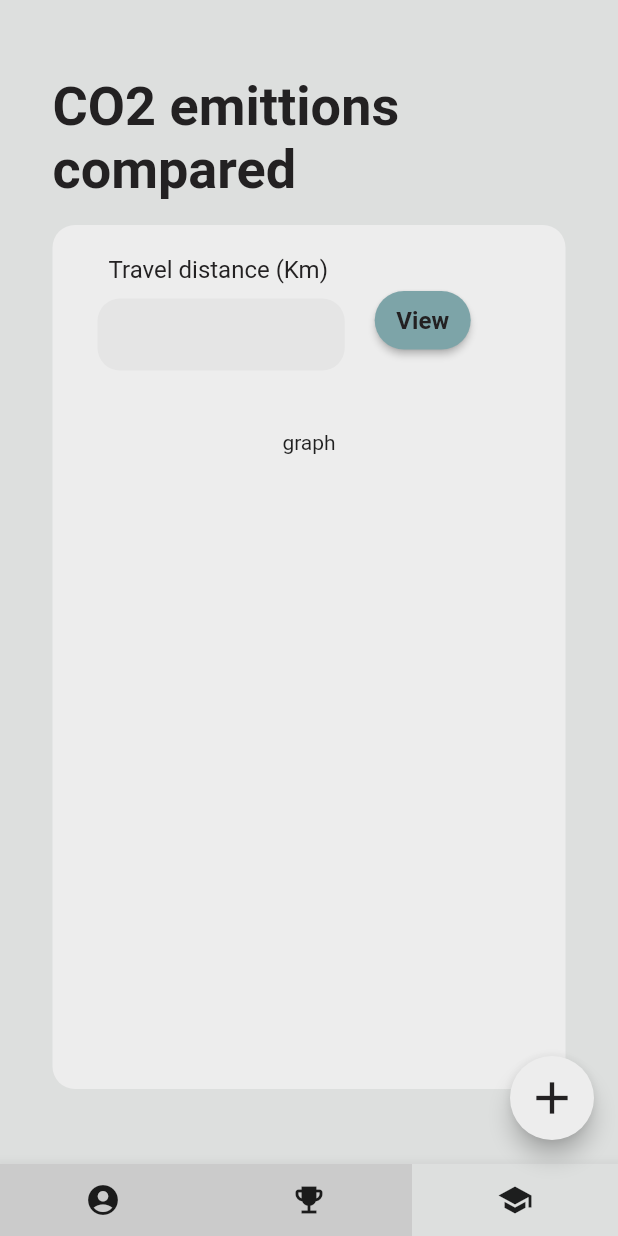
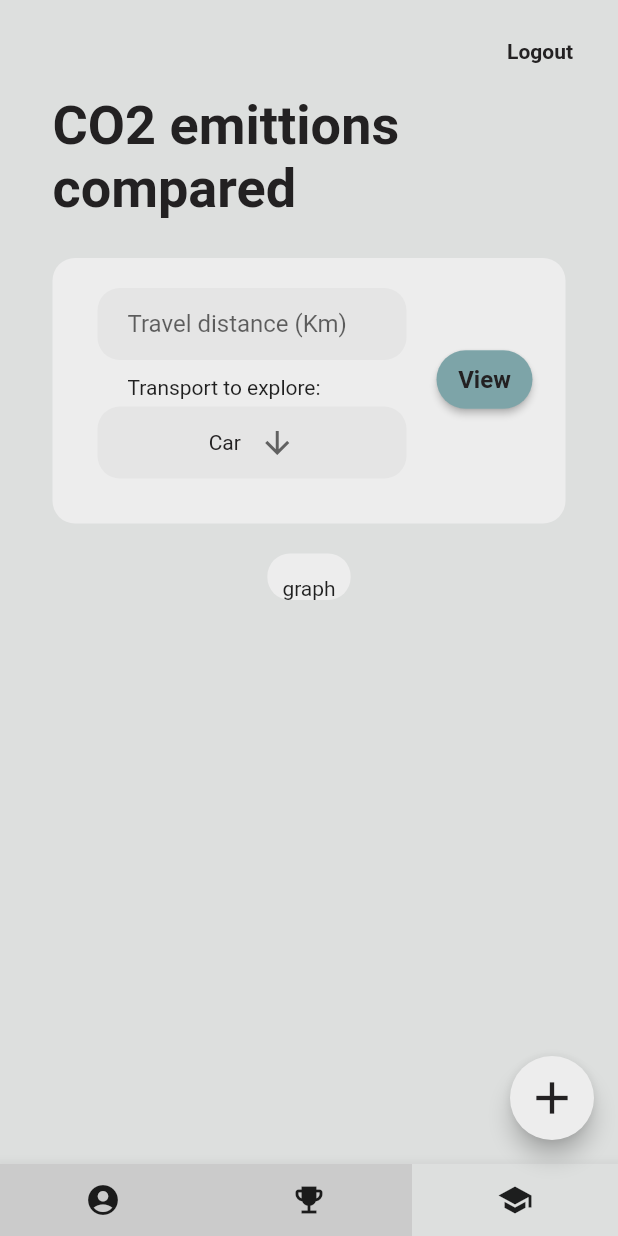
Before and after one commit to RogueTea/HCIGreenTravel, a Flutter app: the LearnPage screen opened by its route, on a phone screen of 412 x 824 dp. Run offline on Flutter 3.47's test engine with Material 2 defaults, Android fonts, the phone set to English and light mode, and no system bars.

Commit message:
Made logout buttons, added transport dropdown button on learn page

```diff
--- a/flutter_application/lib/main.dart
+++ b/flutter_application/lib/main.dart
@@ -5,6 +5,7 @@
 
 void main() {
   runApp(MaterialApp(
+    debugShowCheckedModeBanner: false,
     initialRoute: '/login',
     routes: {
       '/login': (context) => LoginPage(),
@@ -433,7 +434,21 @@
               child: Column(
             children: <Widget>[
               Container(
-                  margin: EdgeInsets.fromLTRB(50, 65, 50, 0),
+                  margin: EdgeInsets.fromLTRB(20, 10, 20, 0),
+                  alignment: Alignment.topRight,
+                  child: TextButton(
+                    child: Text("Logout",
+                        style: TextStyle(
+                          color: Color(0xff232122),
+                          fontSize: 14,
+                          fontWeight: FontWeight.bold,
+                        )),
+                    onPressed: () {
+                      Navigator.pushNamed(context, '/login');
+                    },
+                  )),
+              Container(
+                  margin: EdgeInsets.fromLTRB(50, 25, 50, 0),
                   alignment: Alignment.center,
                   child: Text("Hello, username",
                       style: TextStyle(
@@ -444,7 +459,7 @@
                   margin: EdgeInsets.fromLTRB(50, 5, 50, 0),
                   alignment: Alignment.bottomRight,
                   child: TextButton(
-                    child: Text("Edit profile ->",
+                    child: Text("Edit Profile ->",
                         style: TextStyle(
                           color: Color(0xff232122),
                           fontSize: 14,
@@ -496,7 +511,7 @@
                     borderRadius: BorderRadius.circular(15),
                   ),
                   child: TextButton(
-                    child: Text("Your weekly report ->  ",
+                    child: Text("Your Weekly Report ->  ",
                         style: TextStyle(
                           color: Color(0xff232122),
                           fontSize: 20,
@@ -519,7 +534,7 @@
                       ),
                       child: Column(
                         children: [
-                          Text("Total CO2 emittion",
+                          Text("Total CO2 Emittion",
                               style: TextStyle(
                                 color: Color(0xff232122),
                                 fontSize: 14,
@@ -1317,7 +1332,21 @@
           mainAxisAlignment: MainAxisAlignment.start,
           children: [
             Container(
-              padding: EdgeInsets.fromLTRB(50, 70, 30, 10),
+                margin: EdgeInsets.fromLTRB(20, 10, 20, 0),
+                alignment: Alignment.topRight,
+                child: TextButton(
+                  child: Text("Logout",
+                      style: TextStyle(
+                        color: Color(0xff232122),
+                        fontSize: 14,
+                        fontWeight: FontWeight.bold,
+                      )),
+                  onPressed: () {
+                    Navigator.pushNamed(context, '/login');
+                  },
+                )),
+            Container(
+              padding: EdgeInsets.fromLTRB(50, 25, 30, 10),
               alignment: Alignment.centerLeft,
               child: Text("Scoreboard",
                   style: TextStyle(
@@ -1576,7 +1605,16 @@
   }
 }
 
-class LearnPage extends StatelessWidget {
+class LearnPage extends StatefulWidget {
+  const LearnPage({Key? key}) : super(key: key);
+
+  @override
+  State<LearnPage> createState() => _LearnPageState();
+}
+
+class _LearnPageState extends State<LearnPage> {
+  String transport = 'Car';
+
   @override
   Widget build(BuildContext context) {
     double tab_width = MediaQuery.of(context).size.width / 3;
@@ -1626,12 +1664,34 @@
           ),
           color: Color(0xffCBCBCB),
         ),
-        body: Stack(
+        body: Column(
           children: [
             Container(
+                margin: EdgeInsets.fromLTRB(20, 10, 20, 0),
+                alignment: Alignment.topRight,
+                child: TextButton(
+                  child: Text("Logout",
+                      style: TextStyle(
+                        color: Color(0xff232122),
+                        fontSize: 14,
+                        fontWeight: FontWeight.bold,
+                      )),
+                  onPressed: () {
+                    Navigator.pushNamed(context, '/login');
+                  },
+                )),
+            Container(
+              padding: EdgeInsets.fromLTRB(35, 5, 30, 5),
+              child: Text("CO2 emittions compared",
+                  style: TextStyle(
+                      fontSize: 36,
+                      color: Color(0xff232122),
+                      fontWeight: FontWeight.bold)),
+            ),
+            Container(
               //width: MediaQuery.of(context).size.width * 0.8,
-              margin: EdgeInsets.fromLTRB(35, 150, 35, 50),
-              padding: EdgeInsets.fromLTRB(10, 20, 10, 20),
+              margin: EdgeInsets.fromLTRB(35, 20, 35, 20),
+              padding: EdgeInsets.fromLTRB(10, 15, 10, 0),
               decoration: BoxDecoration(
                 color: Color(0xffEDEDED),
                 borderRadius: BorderRadius.circular(15),
@@ -1643,24 +1703,60 @@
                       child: Row(
                     children: [
                       Column(
-                        crossAxisAlignment: CrossAxisAlignment.start,
-                        children: [
-                          Text("       Travel distance (Km)",
-                              style: TextStyle(
-                                  color: Color(0xff232122), fontSize: 16)),
-                          Container(
-                              width: MediaQuery.of(context).size.width * 0.4,
-                              margin: EdgeInsets.fromLTRB(20, 10, 20, 10),
+                          crossAxisAlignment: CrossAxisAlignment.start,
+                          children: [
+                            Container(
+                                width: MediaQuery.of(context).size.width * 0.5,
+                                margin: EdgeInsets.fromLTRB(20, 5, 20, 0),
+                                padding: EdgeInsets.symmetric(horizontal: 20),
+                                decoration: BoxDecoration(
+                                  color: Color(0xffE5E5E5),
+                                  borderRadius: BorderRadius.circular(15),
+                                ),
+                                child: TextField(
+                                    decoration: InputDecoration(
+                                        border: InputBorder.none,
+                                        hintText: "Travel distance (Km)"))),
+                            Container(
+                              margin: EdgeInsets.fromLTRB(20, 10, 20, 0),
+                              padding: EdgeInsets.symmetric(horizontal: 20),
+                              child: Text("Transport to explore:"),
+                            ),
+                            Container(
+                              alignment: Alignment.center,
+                              width: MediaQuery.of(context).size.width * 0.5,
+                              margin: EdgeInsets.fromLTRB(20, 5, 20, 0),
                               padding: EdgeInsets.symmetric(horizontal: 20),
                               decoration: BoxDecoration(
                                 color: Color(0xffE5E5E5),
                                 borderRadius: BorderRadius.circular(15),
                               ),
-                              child: TextField(
-                                  decoration: InputDecoration(
-                                      border: InputBorder.none))),
-                        ],
-                      ),
+                              child: DropdownButton<String>(
+                                value: transport,
+                                icon: const Icon(Icons.arrow_downward),
+                                iconSize: 24,
+                                underline: Container(),
+                                style:
+                                    const TextStyle(color: Color(0xff232122)),
+                                onChanged: (String? newValue) {
+                                  setState(() {
+                                    transport = newValue!;
+                                  });
+                                },
+                                items: <String>[
+                                  'Walk',
+                                  'Cycle',
+                                  'Car',
+                                  'Bus',
+                                ].map<DropdownMenuItem<String>>((String value) {
+                                  return DropdownMenuItem<String>(
+                                    value: value,
+                                    child: Text(value),
+                                  );
+                                }).toList(),
+                              ),
+                            )
+                          ]),
                       ElevatedButton(
                         child: Text("View",
                             style: TextStyle(
@@ -1681,18 +1777,16 @@
                   SizedBox(
                     height: 30,
                   ),
-                  Text("graph")
                 ],
               ),
             ),
             Container(
-              padding: EdgeInsets.fromLTRB(35, 50, 30, 50),
-              child: Text("CO2 emittions compared",
-                  style: TextStyle(
-                      fontSize: 36,
-                      color: Color(0xff232122),
-                      fontWeight: FontWeight.bold)),
-            )
+                padding: EdgeInsets.fromLTRB(10, 15, 10, 0),
+                decoration: BoxDecoration(
+                  color: Color(0xffEDEDED),
+                  borderRadius: BorderRadius.circular(15),
+                ),
+                child: Text("graph"))
           ],
         ));
   }
```
